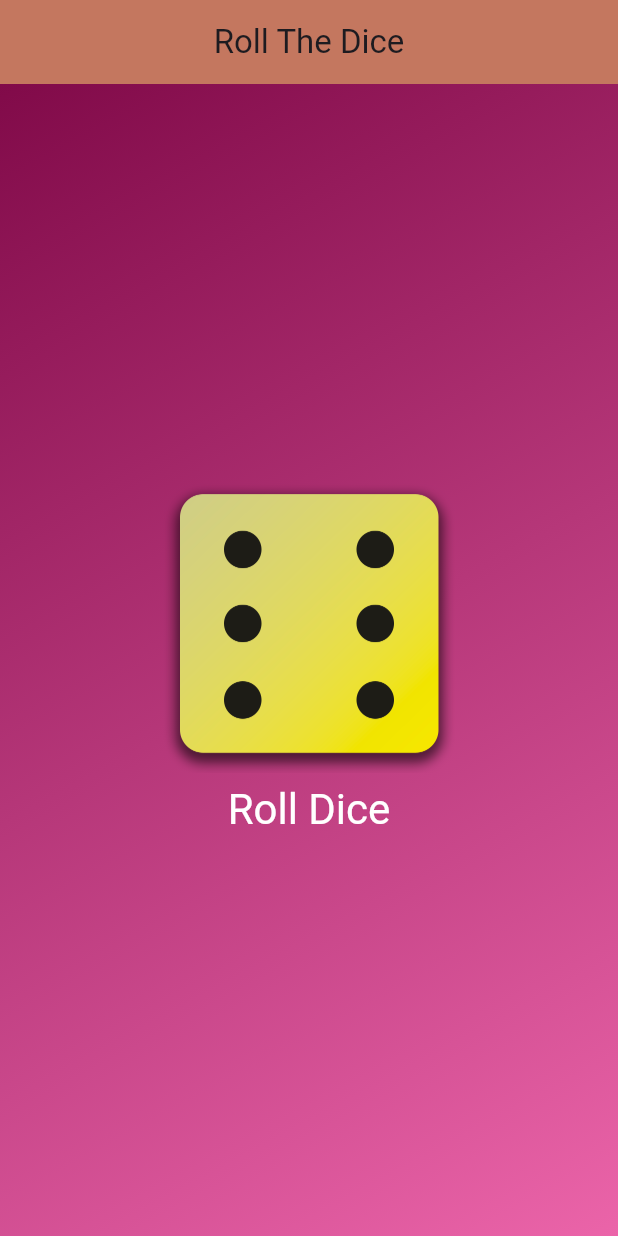
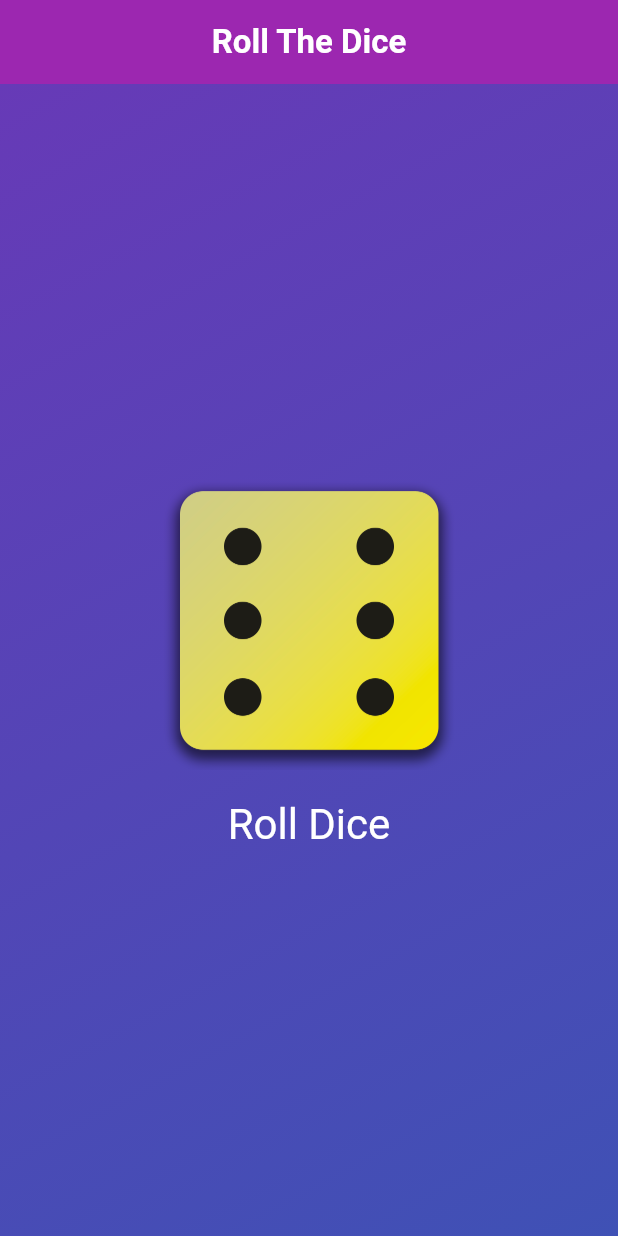
Before and after one commit to Saimur88/Roll_Dice, a Flutter app: the screen it shows after launch, after a tap on "Roll Dice", on a phone screen of 412 x 824 dp. Run offline on Flutter 3.47's test engine with Material 3 defaults, Android fonts, the phone set to English and light mode, and no system bars.

Commit message:
Broke Classes for rolling dice

```diff
--- /dev/null
+++ b/lib/dice_roller.dart
@@ -0,0 +1,40 @@
+import 'package:flutter/material.dart';
+
+class DiceRoller extends StatefulWidget {
+
+  const DiceRoller({super.key});
+
+  @override
+  State<DiceRoller> createState(){
+    return  _DiceRollerState();
+  }
+}
+
+class _DiceRollerState extends State<DiceRoller>{
+
+  var activeDiceImage = 'assets/images/dice-6.png';
+
+  void rollDice(){
+    activeDiceImage = 'assets/images/dice-2.png';
+  }
+
+
+  @override
+  Widget build(context) {
+    return Center(
+      child: Column(
+          mainAxisSize: MainAxisSize.min,
+          children: [
+          Image.asset('assets/images/dice-6.png',width: 200,),
+      TextButton(
+      onPressed: rollDice,
+      style: TextButton.styleFrom(
+      padding: EdgeInsets.only(top: 20 ),
+      foregroundColor: Colors.white,
+      textStyle: TextStyle(fontSize: 28)),
+      child: const Text("Roll Dice"),),
+      ],
+      ),
+    );
+  }
+}
--- a/lib/gradient_container.dart
+++ b/lib/gradient_container.dart
@@ -1,37 +1,36 @@
 import 'package:flutter/material.dart';
-import 'package:roll_dice/styled_text.dart';
+import 'dice_roller.dart';
+
 
 class GradiantContainer extends StatelessWidget{
-  const GradiantContainer({super.key});
+
+   const GradiantContainer(this.color1, this.color2,{super.key});
+
+   const GradiantContainer.purple({super.key}) :
+      color1 = Colors.deepPurple,
+  color2 = Colors.indigo;
+
+  final Color color1;
+  final Color color2;
+
+
+
   @override
   Widget build(context) {
     return Container(
       decoration: BoxDecoration(
         gradient: LinearGradient(
           colors: [
-            Color.fromARGB(255, 129, 10, 73),
-            Color.fromARGB(255, 235, 100, 169),
+            color1,
+            color2,
           ],
           begin: Alignment.topLeft,
           end: Alignment.bottomRight,
 
         ),
       ),
-      child:Center(
-        child: Column(
-          mainAxisSize: MainAxisSize.min,
-          children: [
-            Image.asset('assets/images/dice-6.png',width: 200,),
-            TextButton(
-              onPressed: (){},
-              style: TextButton.styleFrom(
-                  foregroundColor: Colors.white,
-                  textStyle: TextStyle(fontSize: 28)),
-              child: const Text("Roll Dice"),)
-          ],
-        ),
-      ),
-    );
+      child:DiceRoller(),
+      );
   }
 
 }
--- a/lib/main.dart
+++ b/lib/main.dart
@@ -2,7 +2,7 @@ import 'package:flutter/material.dart';
 import 'gradient_container.dart';
 
 void main(){
-  runApp(MyApp());
+  runApp(const MyApp());
 }
 
 class MyApp extends StatelessWidget {
@@ -14,10 +14,13 @@ class MyApp extends StatelessWidget {
       debugShowCheckedModeBanner: false,
       home: Scaffold(
           appBar: AppBar(
-            backgroundColor: Color.fromARGB(255, 196, 119, 95),
-            title: Center(child: Text("Roll The Dice")),
+            backgroundColor: Colors.purple,
+            title: Center(child: Text("Roll The Dice",style: TextStyle(
+                color: Colors.white,
+            fontWeight: FontWeight.bold,
+            ),)),
           ),
-          body: GradiantContainer()
+          body: GradiantContainer.purple()
       ),
     );
   }
```
Also changed, not shown: 1 other file.
